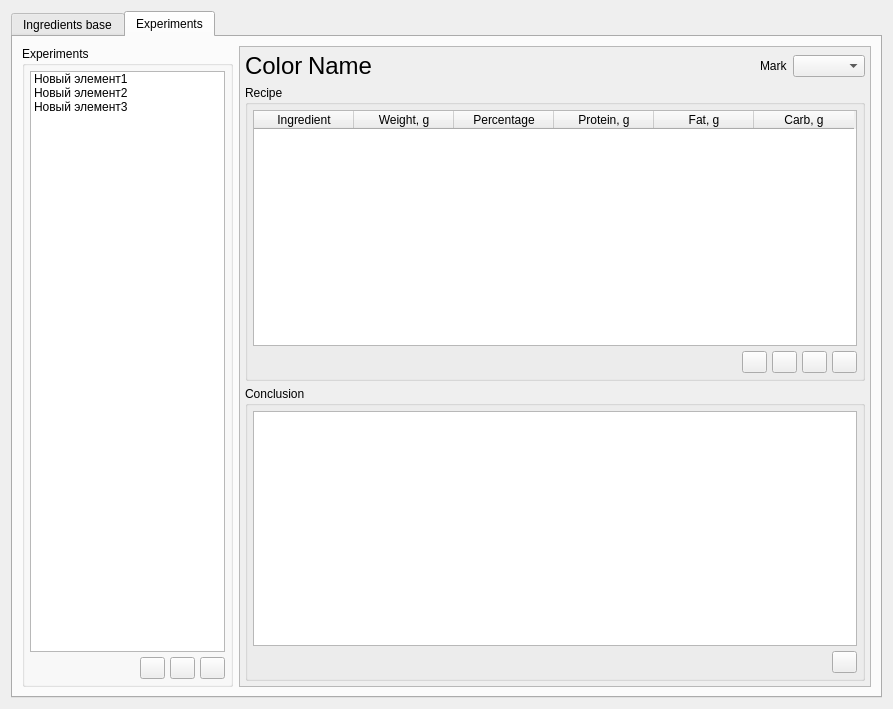
Before: the Qt Designer form view/ui/productwidget.ui in OsipovDmitry/NSL, drawn with Qt 5.
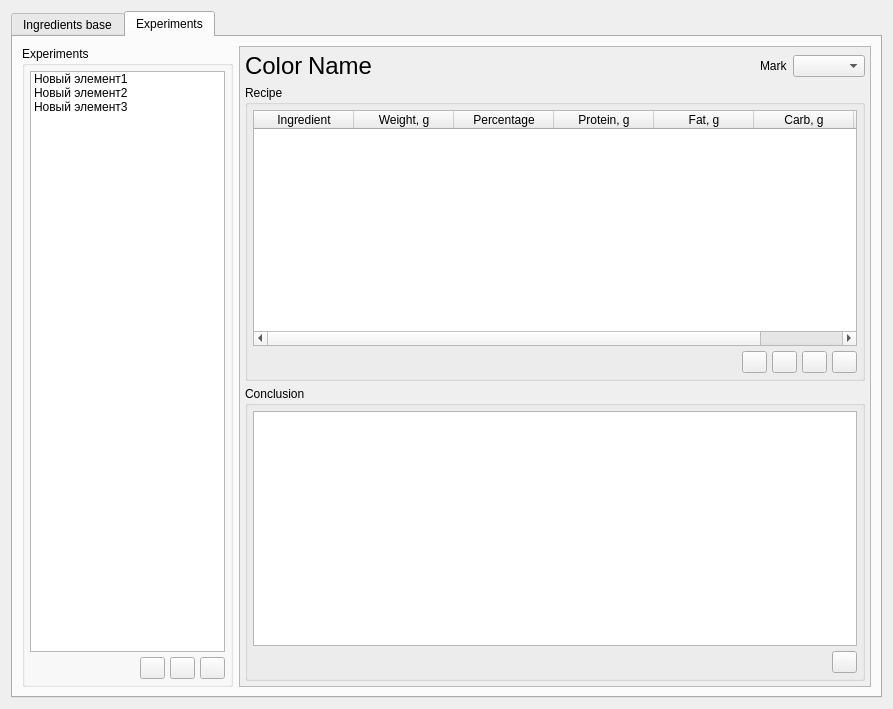
After: the same form once the commit is applied. Icons and pictures are not drawn. Custom widgets are drawn as their Qt base class.

```diff
--- a/view/ui/productwidget.ui
+++ b/view/ui/productwidget.ui
@@ -454,6 +454,11 @@
                   <string>Carb, g</string>
                  </property>
                 </column>
+                <column>
+                 <property name="text">
+                  <string>Kcal</string>
+                 </property>
+                </column>
                </widget>
               </item>
               <item>
```
Left out of the diff: 31 changed lines with no effect on the pictures.
